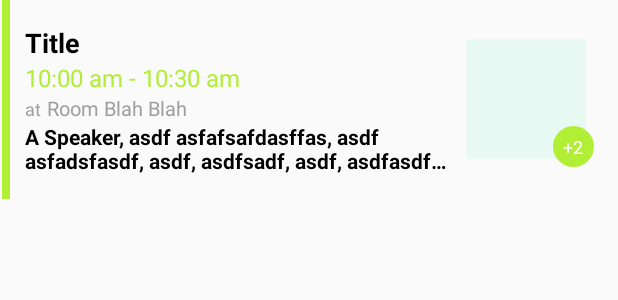
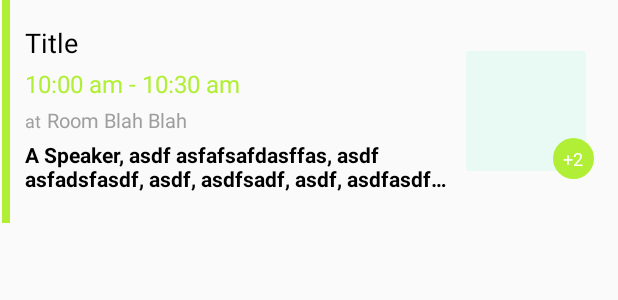
Before and after one commit to Droidcon-Boston/conference-app-android, an Android app: the layout schedule_item.xml on its own in the app's theme, with its tools: preview values and no code run, on a phone screen of 412 x 824 dp. Shown: the top 300 px of the screen. Run offline under Robolectric (Android 15) with nearby library versions, the phone set to English and light mode, and no system bars.

Commit message:
more tweaks to agenda layout

```diff
--- a/Droidcon-Boston/app/src/main/res/layout/schedule_item.xml
+++ b/Droidcon-Boston/app/src/main/res/layout/schedule_item.xml
@@ -34,18 +34,19 @@
         <TextView
             android:layout_width="match_parent"
             android:layout_height="wrap_content"
+            android:layout_marginBottom="4dp"
             android:maxLines="2"
             android:ellipsize="end"
             android:textSize="18sp"
             android:fontFamily="sans-serif"
             android:textColor="@color/colorPrimaryDark"
-            android:textStyle="bold"
             android:id="@+id/title_text"
             tools:text="Title"/>
 
         <TextView
             android:layout_width="match_parent"
             android:layout_height="wrap_content"
+            android:layout_marginBottom="4dp"
             android:maxLines="2"
             android:ellipsize="end"
             android:textSize="16sp"
@@ -57,6 +58,7 @@
         <LinearLayout
             android:layout_width="match_parent"
             android:layout_height="wrap_content"
+            android:layout_marginBottom="4dp"
             android:orientation="horizontal">
 
             <TextView
@@ -86,6 +88,7 @@
         <TextView
             android:layout_width="match_parent"
             android:layout_height="wrap_content"
+            android:layout_marginBottom="4dp"
             android:layout_gravity="bottom"
             android:maxLines="2"
             android:ellipsize="end"
```
